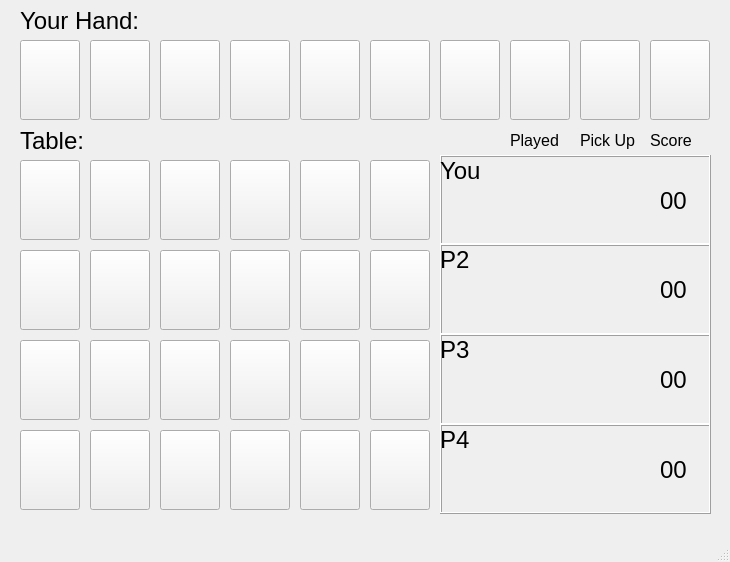
Qt form mainWin.ui (sqrtxander/6nimmt) before a commit.
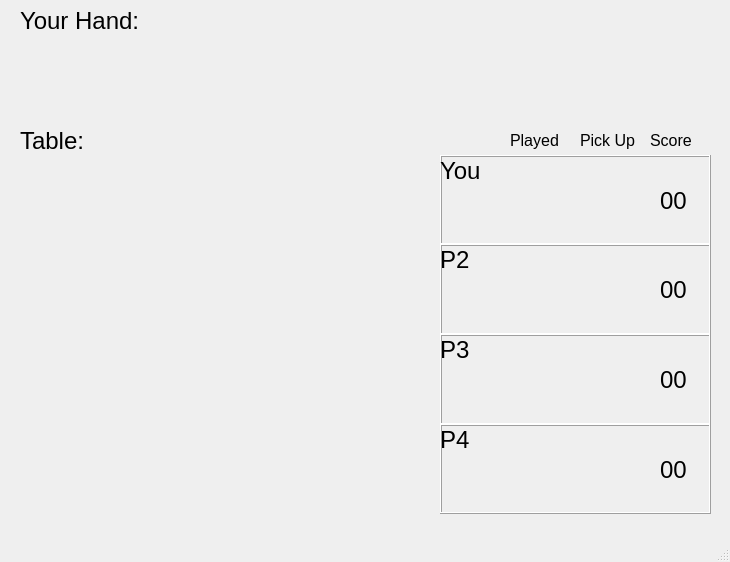
The same form after that commit.

Diff of the .ui file:
```diff
--- a/mainWin.ui
+++ b/mainWin.ui
@@ -24,13 +24,16 @@
      <rect>
       <x>20</x>
       <y>40</y>
-      <width>60</width>
-      <height>80</height>
+      <width>62</width>
+      <height>82</height>
      </rect>
     </property>
     <property name="text">
      <string/>
     </property>
+    <property name="flat">
+     <bool>true</bool>
+    </property>
    </widget>
    <widget class="QLabel" name="hand_lbl">
     <property name="geometry">
@@ -79,429 +82,528 @@
      <rect>
       <x>90</x>
       <y>40</y>
-      <width>60</width>
-      <height>80</height>
+      <width>62</width>
+      <height>82</height>
      </rect>
     </property>
     <property name="text">
      <string/>
     </property>
+    <property name="flat">
+     <bool>true</bool>
+    </property>
    </widget>
    <widget class="QPushButton" name="hand02">
     <property name="geometry">
      <rect>
       <x>160</x>
       <y>40</y>
-      <width>60</width>
-      <height>80</height>
+      <width>62</width>
+      <height>82</height>
      </rect>
     </property>
     <property name="text">
      <string/>
     </property>
+    <property name="flat">
+     <bool>true</bool>
+    </property>
    </widget>
    <widget class="QPushButton" name="hand03">
     <property name="geometry">
      <rect>
       <x>230</x>
       <y>40</y>
-      <width>60</width>
-      <height>80</height>
+      <width>62</width>
+      <height>82</height>
      </rect>
     </property>
     <property name="text">
      <string/>
     </property>
+    <property name="flat">
+     <bool>true</bool>
+    </property>
    </widget>
    <widget class="QPushButton" name="hand04">
     <property name="geometry">
      <rect>
       <x>300</x>
       <y>40</y>
-      <width>60</width>
-      <height>80</height>
+      <width>62</width>
+      <height>82</height>
      </rect>
     </property>
     <property name="text">
      <string/>
     </property>
+    <property name="flat">
+     <bool>true</bool>
+    </property>
    </widget>
    <widget class="QPushButton" name="hand08">
     <property name="geometry">
      <rect>
       <x>580</x>
       <y>40</y>
-      <width>60</width>
-      <height>80</height>
+      <width>62</width>
+      <height>82</height>
      </rect>
     </property>
     <property name="text">
      <string/>
     </property>
+    <property name="flat">
+     <bool>true</bool>
+    </property>
    </widget>
    <widget class="QPushButton" name="hand07">
     <property name="geometry">
      <rect>
       <x>510</x>
       <y>40</y>
-      <width>60</width>
-      <height>80</height>
+      <width>62</width>
+      <height>82</height>
      </rect>
     </property>
     <property name="text">
      <string/>
     </property>
+    <property name="flat">
+     <bool>true</bool>
+    </property>
    </widget>
    <widget class="QPushButton" name="hand05">
     <property name="geometry">
      <rect>
       <x>370</x>
       <y>40</y>
-      <width>60</width>
-      <height>80</height>
+      <width>62</width>
+      <height>82</height>
      </rect>
     </property>
     <property name="text">
      <string/>
     </property>
+    <property name="flat">
+     <bool>true</bool>
+    </property>
    </widget>
    <widget class="QPushButton" name="hand06">
     <property name="geometry">
      <rect>
       <x>440</x>
       <y>40</y>
-      <width>60</width>
-      <height>80</height>
+      <width>62</width>
+      <height>82</height>
      </rect>
     </property>
     <property name="text">
      <string/>
     </property>
+    <property name="flat">
+     <bool>true</bool>
+    </property>
    </widget>
    <widget class="QPushButton" name="hand09">
     <property name="geometry">
      <rect>
       <x>650</x>
       <y>40</y>
-      <width>60</width>
-      <height>80</height>
+      <width>62</width>
+      <height>82</height>
      </rect>
     </property>
     <property name="text">
      <string/>
     </property>
+    <property name="flat">
+     <bool>true</bool>
+    </property>
    </widget>
    <widget class="QPushButton" name="table03">
     <property name="geometry">
      <rect>
       <x>230</x>
       <y>160</y>
-      <width>60</width>
-      <height>80</height>
+      <width>62</width>
+      <height>82</height>
      </rect>
     </property>
     <property name="text">
      <string/>
     </property>
+    <property name="flat">
+     <bool>true</bool>
+    </property>
    </widget>
    <widget class="QPushButton" name="table05">
     <property name="geometry">
      <rect>
       <x>370</x>
       <y>160</y>
-      <width>60</width>
-      <height>80</height>
+      <width>62</width>
+      <height>82</height>
      </rect>
     </property>
     <property name="text">
      <string/>
     </property>
+    <property name="flat">
+     <bool>true</bool>
+    </property>
    </widget>
    <widget class="QPushButton" name="table02">
     <property name="geometry">
      <rect>
       <x>160</x>
       <y>160</y>
-      <width>60</width>
-      <height>80</height>
+      <width>62</width>
+      <height>82</height>
      </rect>
     </property>
     <property name="text">
      <string/>
     </property>
+    <property name="flat">
+     <bool>true</bool>
+    </property>
    </widget>
    <widget class="QPushButton" name="table00">
     <property name="geometry">
      <rect>
       <x>20</x>
       <y>160</y>
-      <width>60</width>
-      <height>80</height>
+      <width>62</width>
+      <height>82</height>
      </rect>
     </property>
     <property name="text">
      <string/>
     </property>
+    <property name="flat">
+     <bool>true</bool>
+    </property>
    </widget>
    <widget class="QPushButton" name="table01">
     <property name="geometry">
      <rect>
       <x>90</x>
       <y>160</y>
-      <width>60</width>
-      <height>80</height>
+      <width>62</width>
+      <height>82</height>
      </rect>
     </property>
     <property name="text">
      <string/>
     </property>
+    <property name="flat">
+     <bool>true</bool>
+    </property>
    </widget>
    <widget class="QPushButton" name="table04">
     <property name="geometry">
      <rect>
       <x>300</x>
       <y>160</y>
-      <width>60</width>
-      <height>80</height>
+      <width>62</width>
+      <height>82</height>
      </rect>
     </property>
     <property name="text">
      <string/>
     </property>
+    <property name="flat">
+     <bool>true</bool>
+    </property>
    </widget>
    <widget class="QPushButton" name="table13">
     <property name="geometry">
      <rect>
       <x>230</x>
       <y>250</y>
-      <width>60</width>
-      <height>80</height>
+      <width>62</width>
+      <height>82</height>
      </rect>
     </property>
     <property name="text">
      <string/>
     </property>
+    <property name="flat">
+     <bool>true</bool>
+    </property>
    </widget>
    <widget class="QPushButton" name="table15">
     <property name="geometry">
      <rect>
       <x>370</x>
       <y>250</y>
-      <width>60</width>
-      <height>80</height>
+      <width>62</width>
+      <height>82</height>
      </rect>
     </property>
     <property name="text">
      <string/>
     </property>
+    <property name="flat">
+     <bool>true</bool>
+    </property>
    </widget>
    <widget class="QPushButton" name="table12">
     <property name="geometry">
      <rect>
       <x>160</x>
       <y>250</y>
-      <width>60</width>
-      <height>80</height>
+      <width>62</width>
+      <height>82</height>
      </rect>
     </property>
     <property name="text">
      <string/>
     </property>
+    <property name="flat">
+     <bool>true</bool>
+    </property>
    </widget>
    <widget class="QPushButton" name="table10">
     <property name="geometry">
      <rect>
       <x>20</x>
       <y>250</y>
-      <width>60</width>
-      <height>80</height>
+      <width>62</width>
+      <height>82</height>
      </rect>
     </property>
     <property name="text">
      <string/>
     </property>
+    <property name="flat">
+     <bool>true</bool>
+    </property>
    </widget>
    <widget class="QPushButton" name="table11">
     <property name="geometry">
      <rect>
       <x>90</x>
       <y>250</y>
-      <width>60</width>
-      <height>80</height>
+      <width>62</width>
+      <height>82</height>
      </rect>
     </property>
     <property name="text">
      <string/>
     </property>
+    <property name="flat">
+     <bool>true</bool>
+    </property>
    </widget>
    <widget class="QPushButton" name="table14">
     <property name="geometry">
      <rect>
       <x>300</x>
       <y>250</y>
-      <width>60</width>
-      <height>80</height>
+      <width>62</width>
+      <height>82</height>
      </rect>
     </property>
     <property name="text">
      <string/>
     </property>
+    <property name="flat">
+     <bool>true</bool>
+    </property>
    </widget>
    <widget class="QPushButton" name="table20">
     <property name="geometry">
      <rect>
       <x>20</x>
       <y>340</y>
-      <width>60</width>
-      <height>80</height>
+      <width>62</width>
+      <height>82</height>
      </rect>
     </property>
     <property name="text">
      <string/>
     </property>
+    <property name="flat">
+     <bool>true</bool>
+    </property>
    </widget>
    <widget class="QPushButton" name="table23">
     <property name="geometry">
      <rect>
       <x>230</x>
       <y>340</y>
-      <width>60</width>
-      <height>80</height>
+      <width>62</width>
+      <height>82</height>
      </rect>
     </property>
     <property name="text">
      <string/>
     </property>
+    <property name="flat">
+     <bool>true</bool>
+    </property>
    </widget>
    <widget class="QPushButton" name="table21">
     <property name="geometry">
      <rect>
       <x>90</x>
       <y>340</y>
-      <width>60</width>
-      <height>80</height>
+      <width>62</width>
+      <height>82</height>
      </rect>
     </property>
     <property name="text">
      <string/>
     </property>
+    <property name="flat">
+     <bool>true</bool>
+    </property>
    </widget>
    <widget class="QPushButton" name="table31">
     <property name="geometry">
      <rect>
       <x>90</x>
       <y>430</y>
-      <width>60</width>
-      <height>80</height>
+      <width>62</width>
+      <height>82</height>
      </rect>
     </property>
     <property name="text">
      <string/>
     </property>
+    <property name="flat">
+     <bool>true</bool>
+    </property>
    </widget>
    <widget class="QPushButton" name="table32">
     <property name="geometry">
      <rect>
       <x>160</x>
       <y>430</y>
-      <width>60</width>
-      <height>80</height>
+      <width>62</width>
+      <height>82</height>
      </rect>
     </property>
     <property name="text">
      <string/>
     </property>
+    <property name="flat">
+     <bool>true</bool>
+    </property>
    </widget>
    <widget class="QPushButton" name="table25">
     <property name="geometry">
      <rect>
       <x>370</x>
       <y>340</y>
-      <width>60</width>
-      <height>80</height>
+      <width>62</width>
+      <height>82</height>
      </rect>
     </property>
     <property name="text">
      <string/>
     </property>
+    <property name="flat">
+     <bool>true</bool>
+    </property>
    </widget>
    <widget class="QPushButton" name="table35">
     <property name="geometry">
      <rect>
       <x>370</x>
       <y>430</y>
-      <width>60</width>
-      <height>80</height>
+      <width>62</width>
+      <height>82</height>
      </rect>
     </property>
     <property name="text">
      <string/>
     </property>
+    <property name="flat">
+     <bool>true</bool>
+    </property>
    </widget>
    <widget class="QPushButton" name="table22">
     <property name="geometry">
      <rect>
       <x>160</x>
       <y>340</y>
-      <width>60</width>
-      <height>80</height>
+      <width>62</width>
+      <height>82</height>
      </rect>
     </property>
     <property name="text">
      <string/>
     </property>
+    <property name="flat">
+     <bool>true</bool>
+    </property>
    </widget>
    <widget class="QPushButton" name="table24">
     <property name="geometry">
      <rect>
       <x>300</x>
       <y>340</y>
-      <width>60</width>
-      <height>80</height>
+      <width>62</width>
+      <height>82</height>
      </rect>
     </property>
     <property name="text">
      <string/>
     </property>
+    <property name="flat">
+     <bool>true</bool>
+    </property>
    </widget>
    <widget class="QPushButton" name="table34">
     <property name="geometry">
      <rect>
       <x>300</x>
       <y>430</y>
-      <width>60</width>
-      <height>80</height>
+      <width>62</width>
+      <height>82</height>
      </rect>
     </property>
     <property name="text">
      <string/>
     </property>
+    <property name="flat">
+     <bool>true</bool>
+    </property>
    </widget>
    <widget class="QPushButton" name="table30">
     <property name="geometry">
      <rect>
       <x>20</x>
       <y>430</y>
-      <width>60</width>
-      <height>80</height>
+      <width>62</width>
+      <height>82</height>
      </rect>
     </property>
     <property name="text">
      <string/>
     </property>
+    <property name="flat">
+     <bool>true</bool>
+    </property>
    </widget>
    <widget class="QPushButton" name="table33">
     <property name="geometry">
      <rect>
       <x>230</x>
       <y>430</y>
-      <width>60</width>
-      <height>80</height>
+      <width>62</width>
+      <height>82</height>
      </rect>
     </property>
     <property name="text">
      <string/>
     </property>
+    <property name="flat">
+     <bool>true</bool>
+    </property>
    </widget>
    <widget class="QFrame" name="player1">
     <property name="geometry">
```
